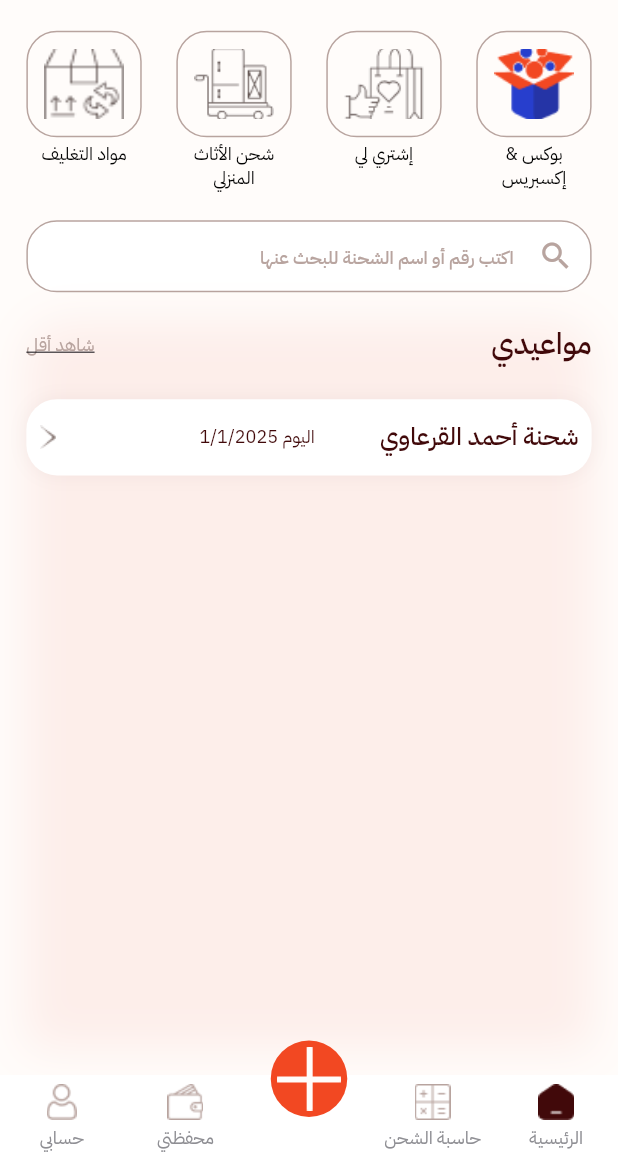
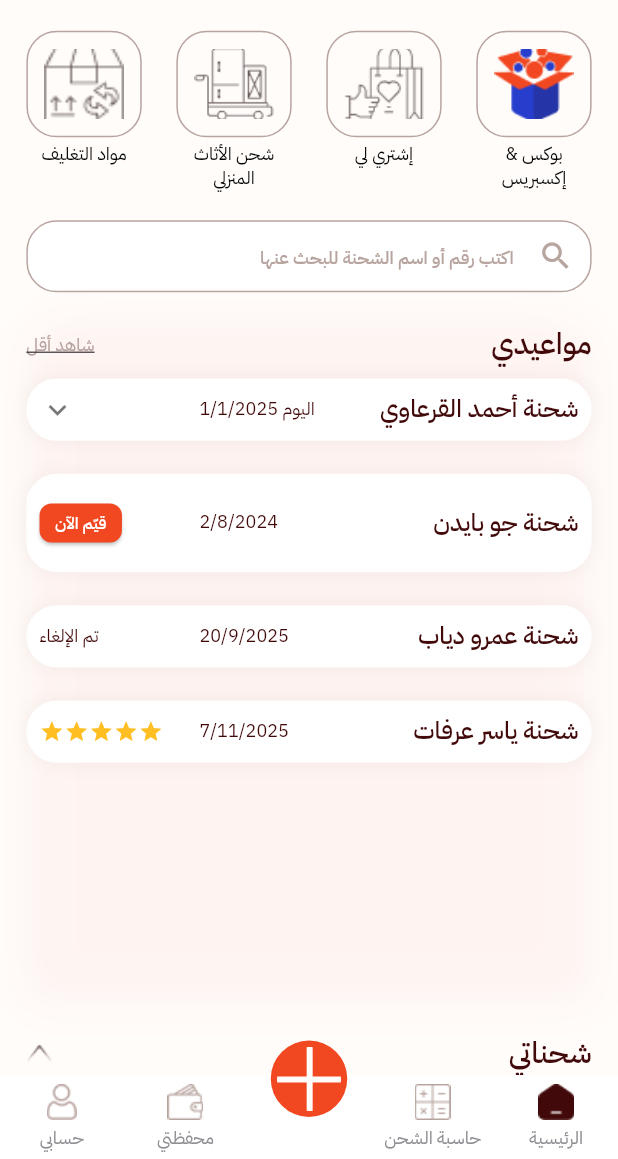
Before and after one commit to kenanqanas500/manara_test, a Flutter app: the screen it shows after launch, on a phone screen of 412 x 824 dp, the part 77-1236 px from its top. Run offline on Flutter 3.47's test engine with Material 3 defaults, Android fonts, the phone set to English and light mode, and no system bars; drawn by our look-alikes of expandable, persistent_bottom_nav_bar_v2; our stand-ins replace animate_do, dio, easy_localization, flutter_bloc, flutter_map, flutter_screenutil and 3 more; missing offline and left inert: colorize; accounts and stored records are empty.

```diff
--- a/lib/app/global/custom/buttons/custom_button.dart
+++ b/lib/app/global/custom/buttons/custom_button.dart
@@ -94,7 +94,7 @@ class RateNowButton extends StatelessWidget {
       style: context.getTheme.elevatedButtonTheme.style?.copyWith(
         // textStyle: context.getTheme.textButtonTheme.style?.textStyle,
         // backgroundColor: WidgetStatePropertyAll(AppColors.primaryColor),
-        minimumSize: WidgetStatePropertyAll(Size(50.w, 17.h)),
+        minimumSize: WidgetStatePropertyAll(Size(50.w, 5.h)),
       ),
       child: CustomText(
         textType: TextType.rateNow,
--- a/lib/app/home.dart
+++ b/lib/app/home.dart
@@ -1,3 +1,5 @@
+import 'package:animate_do/animate_do.dart';
+import 'package:expandable/expandable.dart';
 import 'package:flutter/material.dart';
 import 'package:flutter_screenutil/flutter_screenutil.dart';
 import 'package:manara_test/app/global/custom/buttons/custom_button.dart';
@@ -35,30 +37,30 @@ class _HomeState extends State<Home> {
         latitude: '-74.0060',
         shipDate: 'اليوم 1/1/2025',
         shipRate: '0'),
-    // ShipModel(
-    //     shipName: 'شحنة جو بايدن',
-    //     shipTime: '07:15 م',
-    //     shipStatus: ShipStatus.delivered,
-    //     longitude: '40.7128',
-    //     latitude: '-74.0060',
-    //     shipDate: '2/8/2024',
-    //     shipRate: '0'),
-    // ShipModel(
-    //     shipName: 'شحنة عمرو دياب ',
-    //     shipTime: '05:00 م',
-    //     shipStatus: ShipStatus.cancelled,
-    //     longitude: '40.7128',
-    //     latitude: '-74.0060',
-    //     shipDate: '20/9/2025',
-    //     shipRate: '0'),
-    // ShipModel(
-    //     shipName: 'شحنة ياسر عرفات ',
-    //     shipTime: '05:00 م',
-    //     shipStatus: ShipStatus.delivered,
-    //     longitude: '40.7128',
-    //     latitude: '-74.0060',
-    //     shipDate: '7/11/2025',
-    //     shipRate: '3'),
+    ShipModel(
+        shipName: 'شحنة جو بايدن',
+        shipTime: '07:15 م',
+        shipStatus: ShipStatus.delivered,
+        longitude: '51.5074',
+        latitude: '-0.1278',
+        shipDate: '2/8/2024',
+        shipRate: '0'),
+    ShipModel(
+        shipName: 'شحنة عمرو دياب ',
+        shipTime: '05:00 م',
+        shipStatus: ShipStatus.cancelled,
+        longitude: '35.6895',
+        latitude: '139.6917',
+        shipDate: '20/9/2025',
+        shipRate: '0'),
+    ShipModel(
+        shipName: 'شحنة ياسر عرفات ',
+        shipTime: '05:00 م',
+        shipStatus: ShipStatus.delivered,
+        longitude: '40.7128',
+        latitude: '-74.0060',
+        shipDate: '7/11/2025',
+        shipRate: '3'),
   ];
 
   final List<CategoryModel> categories = [
@@ -76,7 +78,11 @@ class _HomeState extends State<Home> {
   Widget build(BuildContext context) {
     return Scaffold(
       body: Padding(
-        padding: EdgeInsets.all(AppConstants.defaultPadding.sp),
+        padding: EdgeInsets.only(
+          right: AppConstants.defaultPadding.sp,
+          left: AppConstants.defaultPadding.sp,
+          top: AppConstants.defaultPadding.sp,
+        ),
         child: SizedBox(
           width: double.infinity,
           height: double.infinity,
@@ -91,7 +97,14 @@ class _HomeState extends State<Home> {
                   CustomImage(type: ImageType.logo),
                 ],
               ),
-              Row(
+              FadeInUp(
+                duration: Duration(
+                  seconds: 1,
+                ),
+                delay: Duration(
+                  seconds: 2,
+                ),
+                child: Row(
                   mainAxisAlignment: MainAxisAlignment.spaceBetween,
                   crossAxisAlignment: CrossAxisAlignment.start,
                   children: categories
@@ -117,26 +130,28 @@ class _HomeState extends State<Home> {
                           ))
                       .toList(),
                 ),
+              ),
               CustomTextField(
                 type: TextFormFieldType.search,
               ),
               Expanded(
                 child: Container(
                   // margin: EdgeInsets.only(bottom: 60.sp),
+                  // height: 600.h,
                   decoration: BoxDecoration(
                     borderRadius: BorderRadius.vertical(top: Radius.circular(25.r)),
                     color: AppColors.transparent,
                     boxShadow: [
                       BoxShadow(
-                        color: Color(0x40E4462E).withAlpha(20), // #E4462E with 25% opacity
+                        color: Color(0x40E4462E).withAlpha(12), // #E4462E with 25% opacity
                         blurRadius: 25,
                         spreadRadius: 0,
                         offset: Offset(0, 0), // No offset
                       ),
                     ],
                   ),
-                  child: Column(
-                    spacing: 20.sp,
+                  child: ListView(
+                    // spacing: 20.sp,
                     // mainAxisAlignment: MainAxisAlignment.spaceBetween,
                     children: [
                       Row(
@@ -146,18 +161,14 @@ class _HomeState extends State<Home> {
                           CustomText(textType: TextType.seeLess)
                         ],
                       ),
+                      SizedBox(
+                        height: 8.h,
+                      ),
                       ListView.builder(
                         shrinkWrap: true,
-                        physics: BouncingScrollPhysics(),
+                        physics: ScrollPhysics(),
                         itemBuilder: (context, index) {
-                          final isSelected = selectedShip == shipList[index];
-                          return InkWell(
-                            onTap: () {
-                              toggleShip(shipList[index]);
-                            },
-                            child: Container(
-                              // width: double.infinity,
-                              height: isSelected ? 350.h : 50.h,
+                          return Container(
                             margin: EdgeInsets.only(
                               bottom: 20.sp,
                             ),
@@ -177,11 +188,27 @@ class _HomeState extends State<Home> {
                                     offset: Offset(0, 0), // No offset
                                   ),
                                 ]),
-                              child: Column(
-                                mainAxisAlignment:
-                                    isSelected ? MainAxisAlignment.start : MainAxisAlignment.center,
-                                children: [
-                                  Row(
+                            child: FadeInDown(
+                              delay: Duration(
+                                seconds: 2,
+                              ),
+                              child: ExpandablePanel(
+                                theme: ExpandableThemeData(
+                                  iconPadding: EdgeInsets.zero,
+                                  hasIcon: shipList[index].shipStatus != ShipStatus.ordered ? false : true,
+                                  scrollAnimationDuration: Duration(
+                                    seconds: 2,
+                                  ),
+                                  sizeCurve: Curves.ease,
+                                  animationDuration: Duration(
+                                    seconds: 1,
+                                  ),
+                                ),
+                                collapsed: Container(),
+                                expanded: ShipDetailsWidget(
+                                  shipModel: shipList[index],
+                                ),
+                                header: Row(
                                   mainAxisAlignment: MainAxisAlignment.spaceBetween,
                                   children: [
                                     Container(
@@ -218,16 +245,13 @@ class _HomeState extends State<Home> {
                                        : */
 
                                     shipList[index].shipStatus == ShipStatus.ordered
-                                          ? isSelected
-                                              ? CustomImage(
-                                                  type: ImageType.arrowUp,
-                                                )
-                                              : CustomImage(
-                                                  type: ImageType.arrowRight,
-                                                )
+                                        ? Container()
                                         : shipList[index].shipStatus == ShipStatus.delivered
                                             ? shipList[index].shipRate != '0'
-                                                  ? ListView.builder(
+                                                ? SizedBox(
+                                                    height: 20.h,
+                                                    child: ListView.builder(
+                                                      physics: ScrollPhysics(),
                                                       shrinkWrap: true,
                                                       itemBuilder: (context, index) => Icon(
                                                         Icons.star,
@@ -236,6 +260,7 @@ class _HomeState extends State<Home> {
                                                       ),
                                                       itemCount: 5,
                                                       scrollDirection: Axis.horizontal,
+                                                    ),
                                                   )
                                                 : CustomButton(
                                                     type: ButtonType.rateNow,
@@ -250,48 +275,29 @@ class _HomeState extends State<Home> {
                                                   )
                                   ],
                                 ),
-                                  if (isSelected) ShipDetailsWidget(shipModel: shipList[index])
-                                ],
                               ),
                             ),
                           );
                         },
                         itemCount: shipList.length,
                       ),
-                      // Row(
-                      //   children: [
-                      //     CustomText(textType: TextType.previousAppointments),
-                      //   ],
-                      // ),
-
-                      // Spacer(),
-                      // Container(
-                      //   height: 150.h,
-                      //   // margin: EdgeInsets.only(bottom: 60.sp),
-                      //   width: double.infinity,
-                      //   decoration: BoxDecoration(
-                      //       boxShadow: [
-                      //         BoxShadow(
-                      //           color: AppColors.whiteColor.withAlpha(10), // #E4462E with 25% opacity
-                      //           blurRadius: 25,
-                      //           spreadRadius: 0,
-                      //           offset: Offset(0, 0), // No offset
-                      //         ),
-                      //       ],
-                      //       // color: Color(0x40E4462E).withAlpha(20),
-                      //       borderRadius: BorderRadius.vertical(top: Radius.circular(20.r))),
-                      //   child: Row(
-                      //     mainAxisAlignment: MainAxisAlignment.spaceBetween,
-                      //     children: [
-                      //       CustomText(textType: TextType.myShippings),
-                      //       CustomImage(type: ImageType.arrowUp)
-                      //     ],
-                      //   ),
-                      // ),
                     ],
                   ),
                 ),
               ),
+              SafeArea(
+                child: Row(
+                  mainAxisAlignment: MainAxisAlignment.spaceBetween,
+                  children: [
+                    CustomText(
+                      textType: TextType.myShippings,
+                    ),
+                    CustomImage(
+                      type: ImageType.arrowUp,
+                    )
+                  ],
+                ),
+              )
             ],
           ),
         ),
--- a/lib/app/ship_details_widget.dart
+++ b/lib/app/ship_details_widget.dart
@@ -35,7 +35,9 @@ class _ShipDetailsWidgetState extends State<ShipDetailsWidget> {
             ? 2
             : widget.shipModel.shipStatus == ShipStatus.onTheWay
                 ? 2.5
-                : 1;
+                : widget.shipModel.shipStatus == ShipStatus.delivered
+                    ? 3
+                    : 1;
     super.initState();
   }
 
@@ -102,11 +104,18 @@ class _ShipDetailsWidgetState extends State<ShipDetailsWidget> {
           child: FlutterMap(
             mapController: MapController(),
             options: MapOptions(
-              initialCenter: LatLng(
-                double.parse(widget.shipModel.latitude),
-                double.parse(widget.shipModel.longitude),
-              ),
-            ),
+                onTap: (position, co) {
+                  log("clicked => ${co.longitude} + ${co.latitude}");
+                },
+                initialCenter: LatLng(
+                  35.6895,
+                  139.6917,
+                )
+                // initialCenter: LatLng(
+                //   double.parse(widget.shipModel.latitude),
+                //   double.parse(widget.shipModel.longitude),
+                // ),
+                ),
             children: [
               TileLayer(
                 urlTemplate: 'https://tile.openstreetmap.org/{z}/{x}/{y}.png',
@@ -116,9 +125,13 @@ class _ShipDetailsWidgetState extends State<ShipDetailsWidget> {
                 markers: [
                   Marker(
                     point: LatLng(
-                      double.parse(widget.shipModel.latitude),
-                      double.parse(widget.shipModel.longitude),
+                      35.6895,
+                      139.6917,
                     ),
+                    // point: LatLng(
+                    //   double.parse(widget.shipModel.latitude),
+                    //   double.parse(widget.shipModel.longitude),
+                    // ),
                     width: 80,
                     height: 80,
                     child: Icon(
--- a/pubspec.yaml
+++ b/pubspec.yaml
@@ -16,11 +16,13 @@ environment:
 # the latest version available on pub.dev. To see which dependencies have newer
 # versions available, run `flutter pub outdated`.
 dependencies:
+  animate_do: ^4.1.1
   bloc: ^9.0.0
   colorize: ^3.0.0
   cupertino_icons: ^1.0.8
   dio: ^5.8.0+1
   easy_localization: ^3.0.7+1
+  expandable: ^5.0.1
   flutter:
     sdk: flutter
   flutter_bloc: ^9.0.0
@@ -30,7 +32,6 @@ dependencies:
   hive_flutter: ^1.1.0
   latlong2: ^0.9.1
   persistent_bottom_nav_bar_v2: 5.3.1
-  expandable: ^5.0.1
 
 dev_dependencies:
   flutter_lints: ^5.0.0
```
Also changed, not shown: pubspec.lock. Lines whose indentation alone changed are shown as unchanged.
